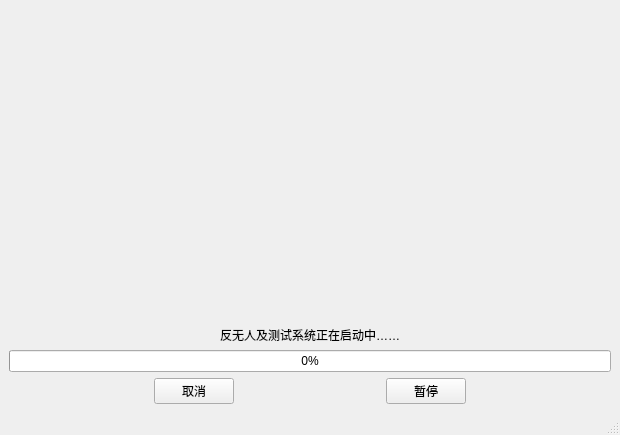
Qt form ui/loading.ui (clint456/PySide6-Project) before a commit.
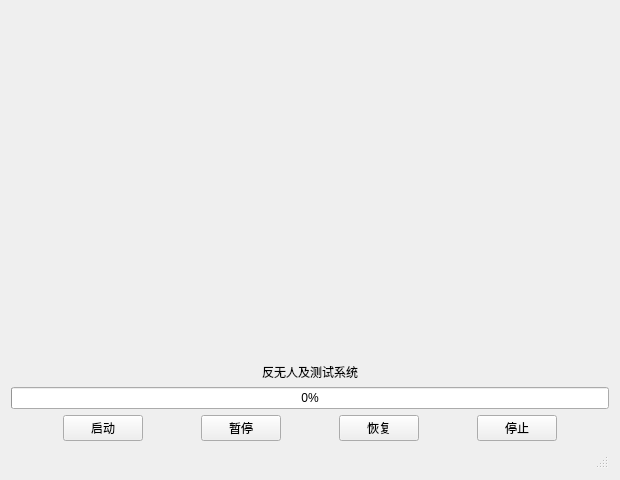
The same form after that commit. Icons and pictures are not drawn.

The edit to the form file:
```diff
--- a/ui/loading.ui
+++ b/ui/loading.ui
@@ -1,13 +1,13 @@
 <?xml version="1.0" encoding="UTF-8"?>
 <ui version="4.0">
  <class>LoadingScreen</class>
- <widget class="QMainWindow" name="LoadingScreen">
+ <widget class="QWidget" name="LoadingScreen">
   <property name="geometry">
    <rect>
     <x>0</x>
     <y>0</y>
     <width>620</width>
-    <height>435</height>
+    <height>480</height>
    </rect>
   </property>
   <property name="minimumSize">
@@ -19,10 +19,11 @@
   <property name="windowTitle">
    <string>LoadingScreen</string>
   </property>
-  <property name="unifiedTitleAndToolBarOnMac">
+  <property name="unifiedTitleAndToolBarOnMac" stdset="0">
    <bool>false</bool>
   </property>
-  <widget class="QWidget" name="centralwidget">
+  <layout class="QVBoxLayout" name="verticalLayout_3">
+   <item>
    <layout class="QHBoxLayout" name="horizontalLayout_2">
     <item>
      <layout class="QVBoxLayout" name="verticalLayout">
@@ -56,7 +57,7 @@
       <item alignment="Qt::AlignHCenter">
        <widget class="QLabel" name="label_2">
         <property name="text">
-         <string>反无人及测试系统正在启动中……</string>
+          <string>反无人及测试系统</string>
         </property>
        </widget>
       </item>
@@ -75,6 +76,46 @@
       </item>
       <item>
        <layout class="QHBoxLayout" name="horizontalLayout">
+         <item>
+          <spacer name="horizontalSpacer_5">
+           <property name="orientation">
+            <enum>Qt::Horizontal</enum>
+           </property>
+           <property name="sizeHint" stdset="0">
+            <size>
+             <width>40</width>
+             <height>20</height>
+            </size>
+           </property>
+          </spacer>
+         </item>
+         <item>
+          <widget class="QPushButton" name="startButton">
+           <property name="text">
+            <string>启动</string>
+           </property>
+          </widget>
+         </item>
+         <item>
+          <spacer name="horizontalSpacer_4">
+           <property name="orientation">
+            <enum>Qt::Horizontal</enum>
+           </property>
+           <property name="sizeHint" stdset="0">
+            <size>
+             <width>40</width>
+             <height>20</height>
+            </size>
+           </property>
+          </spacer>
+         </item>
+         <item>
+          <widget class="QPushButton" name="pauseButton">
+           <property name="text">
+            <string>暂停</string>
+           </property>
+          </widget>
+         </item>
         <item>
          <spacer name="horizontalSpacer_2">
           <property name="orientation">
@@ -89,9 +130,9 @@
          </spacer>
         </item>
         <item>
-         <widget class="QPushButton" name="cancelButton">
+          <widget class="QPushButton" name="resumeButton">
           <property name="text">
-           <string>取消</string>
+            <string>恢复</string>
           </property>
          </widget>
         </item>
@@ -109,7 +150,7 @@
          </spacer>
         </item>
         <item>
-         <widget class="QPushButton" name="pauseButton">
+          <widget class="QPushButton" name="stopButton">
           <property name="sizePolicy">
            <sizepolicy hsizetype="Minimum" vsizetype="Fixed">
             <horstretch>0</horstretch>
@@ -117,7 +158,7 @@
            </sizepolicy>
           </property>
           <property name="text">
-           <string>暂停</string>
+            <string>停止</string>
           </property>
          </widget>
         </item>
@@ -139,8 +180,11 @@
      </layout>
     </item>
    </layout>
-  </widget>
+   </item>
+   <item>
   <widget class="QStatusBar" name="statusbar"/>
+   </item>
+  </layout>
  </widget>
  <resources>
   <include location="resource.qrc"/>
```
Left out of the diff: 2 changed lines with no effect on the pictures. Lines whose indentation alone changed are shown as unchanged.
